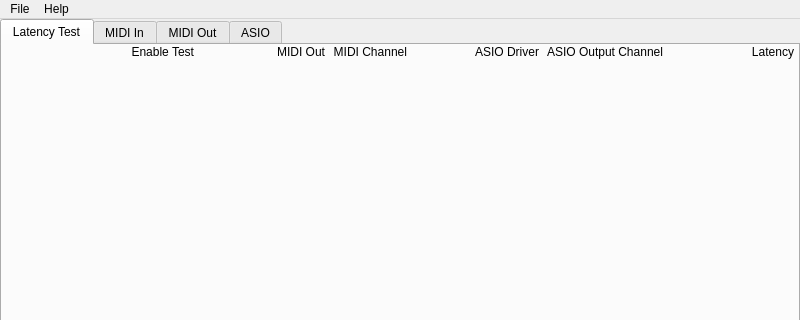
The window that latencytest/ui/ltmainwindowui.ui (lancegilbert/LatencyTest) describes before a commit, drawn with Qt 5; both pictures show x 0 to 800 and y 0 to 320 of the 800 by 600 pixel window.
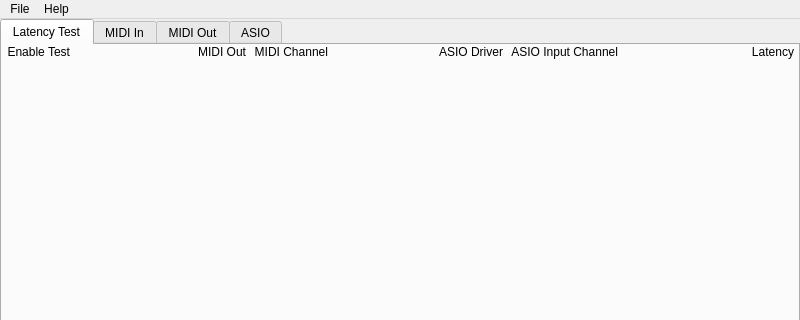
The same window after the commit.

Commit message: MIDI Note output now works!

Diff of the .ui file:
```diff
--- a/latencytest/ui/ltmainwindowui.ui
+++ b/latencytest/ui/ltmainwindowui.ui
@@ -66,23 +66,7 @@
           <property name="verticalSpacing">
            <number>6</number>
           </property>
-          <item row="1" column="0">
-           <spacer name="latencyTestHorizSpacer">
-            <property name="orientation">
-             <enum>Qt::Horizontal</enum>
-            </property>
-            <property name="sizeType">
-             <enum>QSizePolicy::MinimumExpanding</enum>
-            </property>
-            <property name="sizeHint" stdset="0">
-             <size>
-              <width>1</width>
-              <height>1</height>
-             </size>
-            </property>
-           </spacer>
-          </item>
-          <item row="1" column="5">
+          <item row="1" column="4">
            <spacer name="latencyTestVertSpacer">
             <property name="orientation">
              <enum>Qt::Vertical</enum>
@@ -98,7 +82,7 @@
             </property>
            </spacer>
           </item>
-          <item row="0" column="3">
+          <item row="0" column="2">
            <widget class="QLabel" name="label_3">
             <property name="sizePolicy">
              <sizepolicy hsizetype="Minimum" vsizetype="Minimum">
@@ -114,7 +98,7 @@
             </property>
            </widget>
           </item>
-          <item row="0" column="7">
+          <item row="0" column="6">
            <widget class="QLabel" name="label_5">
             <property name="sizePolicy">
              <sizepolicy hsizetype="MinimumExpanding" vsizetype="Minimum">
@@ -130,7 +114,7 @@
             </property>
            </widget>
           </item>
-          <item row="0" column="1">
+          <item row="0" column="0">
            <widget class="QLabel" name="label_6">
             <property name="sizePolicy">
              <sizepolicy hsizetype="Minimum" vsizetype="Minimum">
@@ -146,7 +130,7 @@
             </property>
            </widget>
           </item>
-          <item row="0" column="5">
+          <item row="0" column="4">
            <widget class="QLabel" name="label_4">
             <property name="sizePolicy">
              <sizepolicy hsizetype="Minimum" vsizetype="Minimum">
@@ -155,14 +139,14 @@
              </sizepolicy>
             </property>
             <property name="text">
-             <string>ASIO Output Channel</string>
+             <string>ASIO Input Channel</string>
             </property>
             <property name="alignment">
              <set>Qt::AlignRight|Qt::AlignTrailing|Qt::AlignVCenter</set>
             </property>
            </widget>
           </item>
-          <item row="0" column="2">
+          <item row="0" column="1">
            <widget class="QLabel" name="label">
             <property name="sizePolicy">
              <sizepolicy hsizetype="MinimumExpanding" vsizetype="Minimum">
@@ -178,7 +162,7 @@
             </property>
            </widget>
           </item>
-          <item row="0" column="4">
+          <item row="0" column="3">
            <widget class="QLabel" name="label_2">
             <property name="sizePolicy">
              <sizepolicy hsizetype="MinimumExpanding" vsizetype="Minimum">
```
The commit also changes 7 other files.
